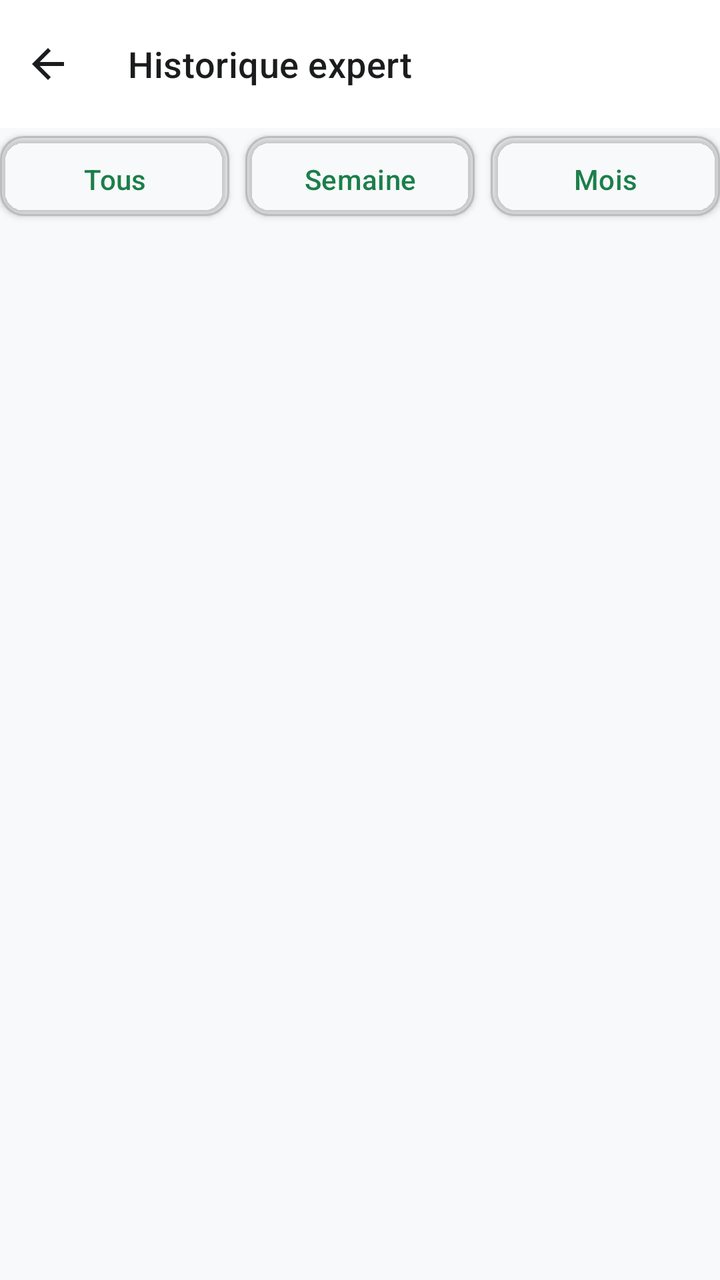
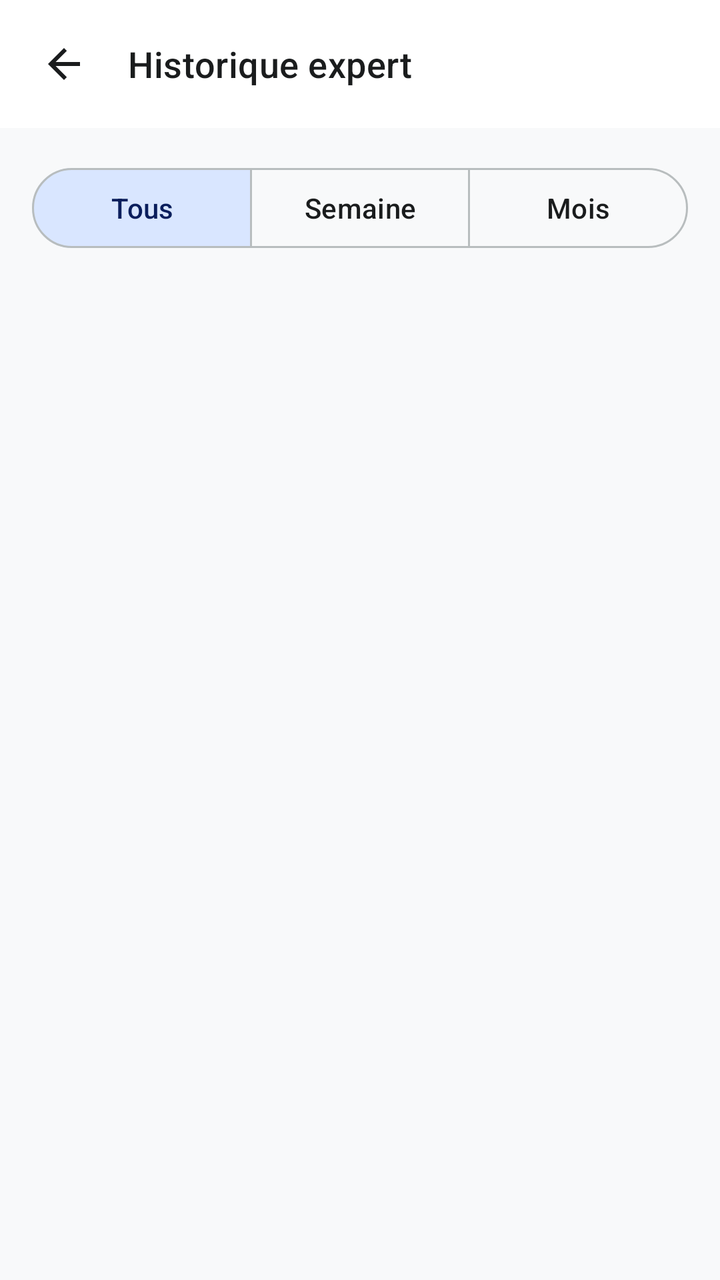

The first picture is an Android layout as it rendered before a commit; the second is the same layout after the commit. The layout source and the unified diff follow.
<!-- AndroidManifest.xml: application theme Theme.NetScan -->
<!-- res/layout/expert_activity_history.xml -->
<?xml version="1.0" encoding="utf-8"?>
<LinearLayout xmlns:android="http://schemas.android.com/apk/res/android"
    android:layout_width="match_parent"
    android:layout_height="match_parent"
    android:fitsSystemWindows="true"
    android:orientation="vertical"
    android:background="?attr/colorBackground">

    
    <LinearLayout
        android:layout_width="match_parent"
        android:layout_height="?attr/actionBarSize"
        android:gravity="center_vertical"
        android:orientation="horizontal"
        android:background="?attr/colorSurface">

        <include
            layout="@layout/common_button_back"
            android:layout_width="@dimen/touch_target_min"
            android:layout_height="@dimen/touch_target_min" />

        <TextView
            android:layout_width="0dp"
            android:layout_height="wrap_content"
            android:layout_weight="1"
            android:layout_marginStart="@dimen/screen_padding"
            android:text="@string/expert_history_title"
            android:textAppearance="@style/TextAppearance.NetScan.Headline5"
            android:textColor="?attr/colorOnSurface" />
    </LinearLayout>

    
    <LinearLayout
        android:layout_width="match_parent"
        android:layout_height="wrap_content"
        android:orientation="horizontal"
        android:layout_marginBottom="@dimen/screen_padding_large">

        <com.google.android.material.button.MaterialButton
            android:id="@+id/button_filter_all"
            style="@style/Widget.NetScan.Button.Outlined"
            android:layout_width="0dp"
            android:layout_height="@dimen/touch_target_min"
            android:layout_weight="1"
            android:text="@string/expert_filter_all"
            android:textAllCaps="false"
            android:layout_marginEnd="@dimen/screen_padding_small"
            android:elevation="2dp" />

        <com.google.android.material.button.MaterialButton
            android:id="@+id/button_filter_week"
            style="@style/Widget.NetScan.Button.Outlined"
            android:layout_width="0dp"
            android:layout_height="@dimen/touch_target_min"
            android:layout_weight="1"
            android:text="@string/expert_filter_week"
            android:textAllCaps="false"
            android:layout_marginEnd="@dimen/screen_padding_small"
            android:elevation="2dp" />

        <com.google.android.material.button.MaterialButton
            android:id="@+id/button_filter_month"
            style="@style/Widget.NetScan.Button.Outlined"
            android:layout_width="0dp"
            android:layout_height="@dimen/touch_target_min"
            android:layout_weight="1"
            android:text="@string/expert_filter_month"
            android:textAllCaps="false"
            android:elevation="2dp" />
    </LinearLayout>

    <TextView
        android:id="@+id/text_empty"
        android:layout_width="match_parent"
        android:layout_height="wrap_content"
        android:layout_marginBottom="@dimen/screen_padding_large"
        android:text="@string/expert_history_empty"
        android:textAppearance="@style/TextAppearance.NetScan.BodyLarge"
        android:textColor="?attr/colorOnSurface"
        android:visibility="gone" />

    <androidx.recyclerview.widget.RecyclerView
        android:id="@+id/recycler_scans"
        android:layout_width="match_parent"
        android:layout_height="0dp"
        android:layout_weight="1"
        android:clipToPadding="false"
        android:padding="@dimen/screen_padding" />

</LinearLayout>
<!-- res/layout/common_button_back.xml (included above) -->
<?xml version="1.0" encoding="utf-8"?>
<ImageButton xmlns:android="http://schemas.android.com/apk/res/android"
    android:id="@+id/button_back"
    android:layout_width="@dimen/touch_target_min"
    android:layout_height="@dimen/touch_target_min"
    android:background="?attr/selectableItemBackgroundBorderless"
    android:contentDescription="@string/common_back_description"
    android:focusable="true"
    android:scaleType="centerInside"
    android:src="@drawable/ic_back" />
<!-- resources referenced by this layout -->
<resources>
  <style name="Widget.NetScan.Button.Outlined" parent="Widget.Material3.Button.OutlinedButton">
          <item name="android:paddingLeft">24dp</item>
          <item name="android:paddingTop">12dp</item>
          <item name="android:paddingRight">24dp</item>
          <item name="android:paddingBottom">12dp</item>
          <item name="cornerFamily">rounded</item>
          <item name="cornerRadius">12dp</item>
          <item name="android:elevation">0dp</item>
      </style>
  <style name="Theme.NetScan" parent="Theme.Material3.DayNight.NoActionBar">
          
          <item name="colorPrimary">@color/primary</item>
          <item name="colorOnPrimary">@color/on_primary</item>
          <item name="colorPrimaryContainer">@color/primary_container</item>
          <item name="colorOnPrimaryContainer">@color/on_primary_container</item>
  
          
          <item name="colorSecondary">@color/secondary</item>
          <item name="colorOnSecondary">@color/on_secondary</item>
          <item name="colorSecondaryContainer">@color/secondary_container</item>
          <item name="colorOnSecondaryContainer">@color/on_secondary_container</item>
  
          
          <item name="colorSurface">@color/surface</item>
          <item name="colorOnSurface">@color/on_surface</item>
          <item name="colorSurfaceVariant">@color/surface_variant</item>
          <item name="colorOnSurfaceVariant">@color/on_surface_variant</item>
          <item name="colorBackground">@color/background</item>
          <item name="android:colorBackground">@color/background</item>
          <item name="android:windowBackground">@color/background</item>
  
          
          <item name="colorOutline">@color/outline</item>
          <item name="colorError">@color/error</item>
          <item name="colorOnError">@color/on_error</item>
          <item name="colorErrorContainer">@color/error_container</item>
          <item name="colorOnErrorContainer">@color/on_error_container</item>
  
          
          <item name="colorSuccess">@color/status_ok</item>
          <item name="colorWarning">@color/status_warning</item>
          <item name="colorOnWarning">@color/on_warning</item>
  
          
          <item name="buttonStyle">@style/Widget.NetScan.Button</item>
          <item name="borderlessButtonStyle">@style/Widget.NetScan.Button.Borderless</item>
  
          
          <item name="textInputStyle">@style/Widget.NetScan.TextInputLayout</item>
          <item name="editTextStyle">@style/Widget.NetScan.EditText</item>
  
          
          <item name="android:progressBarStyleHorizontal">@style/Widget.NetScan.ProgressBar.Horizontal</item>
  
          
          <item name="bottomNavigationStyle">@style/Widget.NetScan.BottomNavigationView</item>
      </style>
  <color name="outline">#B8BDBE</color>
  <color name="error">#BA1A1F</color>
  <style name="Widget.NetScan.Button" parent="Widget.Material3.Button">
          <item name="android:insetLeft">0dp</item>
          <item name="android:insetTop">0dp</item>
          <item name="android:insetRight">0dp</item>
          <item name="android:insetBottom">0dp</item>
          <item name="android:paddingLeft">24dp</item>
          <item name="android:paddingTop">12dp</item>
          <item name="android:paddingRight">24dp</item>
          <item name="android:paddingBottom">12dp</item>
          <item name="cornerFamily">rounded</item>
          <item name="cornerRadius">12dp</item>
          <item name="android:elevation">2dp</item>
      </style>
  <style name="Widget.NetScan.Button.Borderless" parent="Widget.Material3.Button.TextButton">
          <item name="android:paddingLeft">16dp</item>
          <item name="android:paddingTop">8dp</item>
          <item name="android:paddingRight">16dp</item>
          <item name="android:paddingBottom">8dp</item>
          <item name="cornerFamily">rounded</item>
          <item name="cornerRadius">8dp</item>
      </style>
  <!-- unchanged entries left out for length: 38 -->
</resources>

<!-- the commit's change to res/layout/expert_activity_history.xml (unified diff, before → after) -->
@@ -1,18 +1,22 @@
 <?xml version="1.0" encoding="utf-8"?>
 <LinearLayout xmlns:android="http://schemas.android.com/apk/res/android"
+    xmlns:app="http://schemas.android.com/apk/res-auto"
     android:layout_width="match_parent"
     android:layout_height="match_parent"
+    android:background="?attr/colorBackground"
     android:fitsSystemWindows="true"
-    android:orientation="vertical"
-    android:background="?attr/colorBackground">
+    android:orientation="vertical">
 
     
     <LinearLayout
         android:layout_width="match_parent"
-        android:layout_height="?attr/actionBarSize"
+        android:layout_height="wrap_content"
+        android:background="?attr/colorSurface"
         android:gravity="center_vertical"
+        android:minHeight="?attr/actionBarSize"
         android:orientation="horizontal"
-        android:background="?attr/colorSurface">
+        android:paddingStart="@dimen/screen_padding_small"
+        android:paddingEnd="@dimen/screen_padding">
 
         <include
             layout="@layout/common_button_back"
@@ -22,71 +26,77 @@
         <TextView
             android:layout_width="0dp"
             android:layout_height="wrap_content"
+            android:layout_marginStart="@dimen/screen_padding_small"
             android:layout_weight="1"
-            android:layout_marginStart="@dimen/screen_padding"
             android:text="@string/expert_history_title"
             android:textAppearance="@style/TextAppearance.NetScan.Headline5"
             android:textColor="?attr/colorOnSurface" />
     </LinearLayout>
 
     
-    <LinearLayout
+    <com.google.android.material.button.MaterialButtonToggleGroup
+        android:id="@+id/group_filters"
         android:layout_width="match_parent"
         android:layout_height="wrap_content"
-        android:orientation="horizontal"
-        android:layout_marginBottom="@dimen/screen_padding_large">
+        android:layout_margin="@dimen/screen_padding"
+        app:checkedButton="@id/button_filter_all"
+        app:selectionRequired="true"
+        app:singleSelection="true">
 
         <com.google.android.material.button.MaterialButton
             android:id="@+id/button_filter_all"
-            style="@style/Widget.NetScan.Button.Outlined"
+            style="?attr/materialButtonOutlinedStyle"
             android:layout_width="0dp"
-            android:layout_height="@dimen/touch_target_min"
+            android:layout_height="wrap_content"
             android:layout_weight="1"
-            android:text="@string/expert_filter_all"
-            android:textAllCaps="false"
-            android:layout_marginEnd="@dimen/screen_padding_small"
-            android:elevation="2dp" />
+            android:minHeight="@dimen/touch_target_min"
+            android:text="@string/expert_filter_all" />
 
         <com.google.android.material.button.MaterialButton
             android:id="@+id/button_filter_week"
-            style="@style/Widget.NetScan.Button.Outlined"
+            style="?attr/materialButtonOutlinedStyle"
             android:layout_width="0dp"
-            android:layout_height="@dimen/touch_target_min"
+            android:layout_height="wrap_content"
             android:layout_weight="1"
-            android:text="@string/expert_filter_week"
-            android:textAllCaps="false"
-            android:layout_marginEnd="@dimen/screen_padding_small"
-            android:elevation="2dp" />
+            android:minHeight="@dimen/touch_target_min"
+            android:text="@string/expert_filter_week" />
 
         <com.google.android.material.button.MaterialButton
             android:id="@+id/button_filter_month"
-            style="@style/Widget.NetScan.Button.Outlined"
+            style="?attr/materialButtonOutlinedStyle"
             android:layout_width="0dp"
-            android:layout_height="@dimen/touch_target_min"
+            android:layout_height="wrap_content"
             android:layout_weight="1"
-            android:text="@string/expert_filter_month"
-            android:textAllCaps="false"
-            android:elevation="2dp" />
-    </LinearLayout>
+            android:minHeight="@dimen/touch_target_min"
+            android:text="@string/expert_filter_month" />
+    </com.google.android.material.button.MaterialButtonToggleGroup>
 
-    <TextView
-        android:id="@+id/text_empty"
-        android:layout_width="match_parent"
-        android:layout_height="wrap_content"
-        android:layout_marginBottom="@dimen/screen_padding_large"
-        android:text="@string/expert_history_empty"
-        android:textAppearance="@style/TextAppearance.NetScan.BodyLarge"
-        android:textColor="?attr/colorOnSurface"
-        android:visibility="gone" />
-
-    <androidx.recyclerview.widget.RecyclerView
-        android:id="@+id/recycler_scans"
+    <FrameLayout
         android:layout_width="match_parent"
         android:layout_height="0dp"
-        android:layout_weight="1"
-        android:clipToPadding="false"
-        android:padding="@dimen/screen_padding" />
+        android:layout_weight="1">
 
+        <androidx.recyclerview.widget.RecyclerView
+            android:id="@+id/recycler_scans"
+            android:layout_width="match_parent"
+            android:layout_height="match_parent"
+            android:clipToPadding="false"
+            android:paddingStart="@dimen/screen_padding"
+            android:paddingEnd="@dimen/screen_padding"
+            android:paddingBottom="@dimen/screen_padding" />
+
+        <TextView
+            android:id="@+id/text_empty"
+            android:layout_width="match_parent"
+            android:layout_height="wrap_content"
+            android:layout_gravity="center"
+            android:gravity="center"
+            android:padding="@dimen/screen_padding_large"
+            android:text="@string/expert_history_empty"
+            android:textAppearance="@style/TextAppearance.NetScan.BodyLarge"
+            android:textColor="?attr/colorOnSurfaceVariant"
+            android:visibility="gone" />
+    </FrameLayout>
 </LinearLayout>
 <!-- res/layout/common_button_back.xml (included above) -->
 <?xml version="1.0" encoding="utf-8"?>
<!-- resource entries referenced after the edit -->
@@ -1,14 +1,5 @@
 <!-- resources referenced by this layout -->
 <resources>
-  <style name="Widget.NetScan.Button.Outlined" parent="Widget.Material3.Button.OutlinedButton">
-          <item name="android:paddingLeft">24dp</item>
-          <item name="android:paddingTop">12dp</item>
-          <item name="android:paddingRight">24dp</item>
-          <item name="android:paddingBottom">12dp</item>
-          <item name="cornerFamily">rounded</item>
-          <item name="cornerRadius">12dp</item>
-          <item name="android:elevation">0dp</item>
-      </style>
   <style name="Theme.NetScan" parent="Theme.Material3.DayNight.NoActionBar">
           
           <item name="colorPrimary">@color/primary</item>
@@ -21,6 +12,12 @@
           <item name="colorOnSecondary">@color/on_secondary</item>
           <item name="colorSecondaryContainer">@color/secondary_container</item>
           <item name="colorOnSecondaryContainer">@color/on_secondary_container</item>
+  
+          
+          <item name="colorTertiary">@color/tertiary</item>
+          <item name="colorOnTertiary">@color/on_tertiary</item>
+          <item name="colorTertiaryContainer">@color/tertiary_container</item>
+          <item name="colorOnTertiaryContainer">@color/on_tertiary_container</item>
   
           
           <item name="colorSurface">@color/surface</item>
@@ -57,29 +54,35 @@
           
           <item name="bottomNavigationStyle">@style/Widget.NetScan.BottomNavigationView</item>
       </style>
+  <color name="tertiary">#7C50B8</color>
+  <color name="on_tertiary">#FFFFFF</color>
+  <color name="tertiary_container">#EADDFF</color>
+  <color name="on_tertiary_container">#2E005F</color>
   <color name="outline">#B8BDBE</color>
   <color name="error">#BA1A1F</color>
   <style name="Widget.NetScan.Button" parent="Widget.Material3.Button">
-          <item name="android:insetLeft">0dp</item>
+          <item name="android:minHeight">@dimen/touch_target_min</item>
           <item name="android:insetTop">0dp</item>
-          <item name="android:insetRight">0dp</item>
           <item name="android:insetBottom">0dp</item>
-          <item name="android:paddingLeft">24dp</item>
-          <item name="android:paddingTop">12dp</item>
-          <item name="android:paddingRight">24dp</item>
-          <item name="android:paddingBottom">12dp</item>
-          <item name="cornerFamily">rounded</item>
-          <item name="cornerRadius">12dp</item>
-          <item name="android:elevation">2dp</item>
+          <item name="android:paddingLeft">20dp</item>
+          <item name="android:paddingRight">20dp</item>
+          <item name="android:paddingTop">10dp</item>
+          <item name="android:paddingBottom">10dp</item>
+          <item name="cornerRadius">@dimen/button_corner_radius</item>
+          <item name="iconGravity">textStart</item>
       </style>
   <style name="Widget.NetScan.Button.Borderless" parent="Widget.Material3.Button.TextButton">
-          <item name="android:paddingLeft">16dp</item>
+          <item name="android:minHeight">@dimen/touch_target_min</item>
+          <item name="android:insetTop">0dp</item>
+          <item name="android:insetBottom">0dp</item>
+          <item name="android:paddingLeft">12dp</item>
+          <item name="android:paddingRight">12dp</item>
           <item name="android:paddingTop">8dp</item>
-          <item name="android:paddingRight">16dp</item>
           <item name="android:paddingBottom">8dp</item>
-          <item name="cornerFamily">rounded</item>
           <item name="cornerRadius">8dp</item>
+          <item name="iconGravity">textStart</item>
       </style>
+  <dimen name="button_corner_radius">12dp</dimen>
   <!-- unchanged entries left out for length: 38 -->
 </resources>
 
